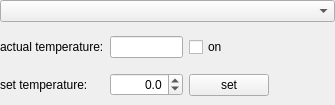
Before: the Qt Designer form snowgui/snowgui/common/coolercontrollerwidget.ui in AndreasFMueller/AstroPhotography, drawn with Qt 5.
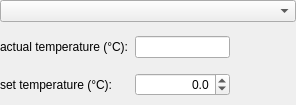
After: the same form once the commit is applied. Custom widgets are drawn as their Qt base class.

Diff of the .ui file:
```diff
--- a/snowgui/snowgui/common/coolercontrollerwidget.ui
+++ b/snowgui/snowgui/common/coolercontrollerwidget.ui
@@ -6,7 +6,7 @@
    <rect>
     <x>0</x>
     <y>0</y>
-    <width>335</width>
+    <width>296</width>
     <height>105</height>
    </rect>
   </property>
@@ -59,7 +59,7 @@
       <item row="1" column="0">
        <widget class="QLabel" name="setTemperatureLabel">
         <property name="text">
-         <string>set temperature:</string>
+         <string>set temperature (°C):</string>
         </property>
        </widget>
       </item>
@@ -79,13 +79,6 @@
         </property>
        </widget>
       </item>
-      <item row="0" column="2">
-       <widget class="QCheckBox" name="onoffBox">
-        <property name="text">
-         <string>on</string>
-        </property>
-       </widget>
-      </item>
       <item row="0" column="1">
        <widget class="QLineEdit" name="actualTemperatureField">
         <property name="alignment">
@@ -96,18 +89,11 @@
       <item row="0" column="0">
        <widget class="QLabel" name="actualTemperatureLabel">
         <property name="text">
-         <string>actual temperature:</string>
+         <string>actual temperature (°C):</string>
         </property>
        </widget>
       </item>
-      <item row="1" column="2">
-       <widget class="QPushButton" name="setTemperatureButton">
-        <property name="text">
-         <string>set</string>
-        </property>
-       </widget>
-      </item>
-      <item row="0" column="3" rowspan="2">
+      <item row="0" column="2" rowspan="2">
        <widget class="snowgui::CoolerActive" name="activeWidget" native="true">
         <property name="minimumSize">
          <size>
```
